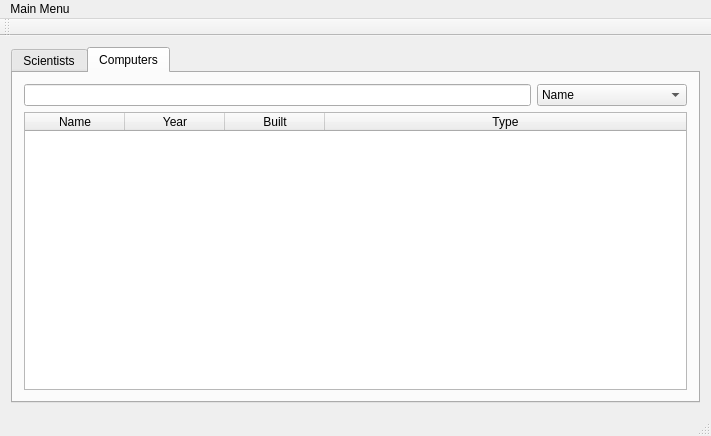
First picture: the form in vika3/adalgluggi.ui, repository editomars/VLN1_h22, before the edit.
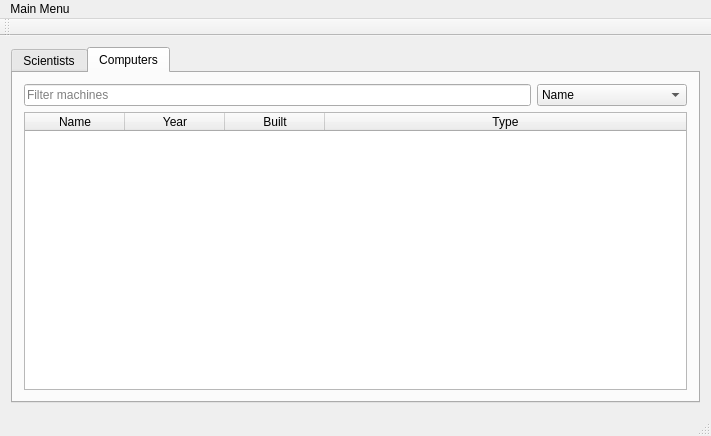
Second picture: the form after the edit.

Commit message: Setti bakrunn texta í filtertext boxið

```diff
--- a/vika3/adalgluggi.ui
+++ b/vika3/adalgluggi.ui
@@ -153,7 +153,11 @@
         <item>
          <layout class="QHBoxLayout" name="horizontalLayout_2">
           <item>
-           <widget class="QLineEdit" name="velFilterText"/>
+           <widget class="QLineEdit" name="velFilterText">
+            <property name="placeholderText">
+             <string>Filter machines</string>
+            </property>
+           </widget>
           </item>
           <item>
            <widget class="QComboBox" name="velFilterBox">
```
Left out of the diff: 6 changed lines with no effect on the pictures.
